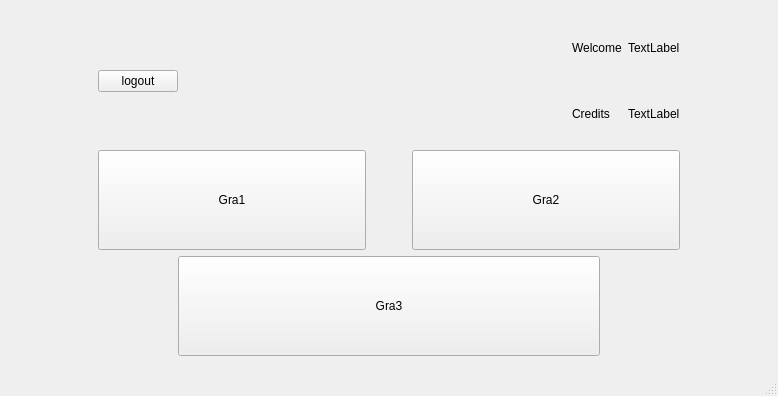
Old version of the form mainwindow.ui in the repository KrzSzklarczyk/C-qtGameProject.
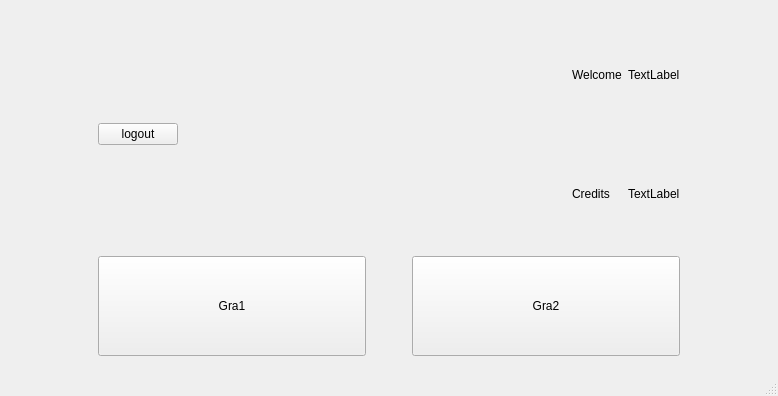
New version of the form. The open tabs and pages were chosen to show the change.

```diff
--- a/mainwindow.ui
+++ b/mainwindow.ui
@@ -146,55 +146,6 @@
             </item>
            </layout>
           </item>
-          <item>
-           <layout class="QHBoxLayout" name="horizontalLayout_6">
-            <item>
-             <spacer name="horizontalSpacer_4">
-              <property name="orientation">
-               <enum>Qt::Horizontal</enum>
-              </property>
-              <property name="sizeType">
-               <enum>QSizePolicy::Fixed</enum>
-              </property>
-              <property name="sizeHint" stdset="0">
-               <size>
-                <width>80</width>
-                <height>20</height>
-               </size>
-              </property>
-             </spacer>
-            </item>
-            <item>
-             <widget class="QPushButton" name="pushButtonGra3">
-              <property name="minimumSize">
-               <size>
-                <width>50</width>
-                <height>100</height>
-               </size>
-              </property>
-              <property name="text">
-               <string>Gra3</string>
-              </property>
-             </widget>
-            </item>
-            <item>
-             <spacer name="horizontalSpacer_5">
-              <property name="orientation">
-               <enum>Qt::Horizontal</enum>
-              </property>
-              <property name="sizeType">
-               <enum>QSizePolicy::Fixed</enum>
-              </property>
-              <property name="sizeHint" stdset="0">
-               <size>
-                <width>80</width>
-                <height>20</height>
-               </size>
-              </property>
-             </spacer>
-            </item>
-           </layout>
-          </item>
          </layout>
         </item>
        </layout>
```
Left out of the diff: 25 changed lines with no effect on the pictures.
